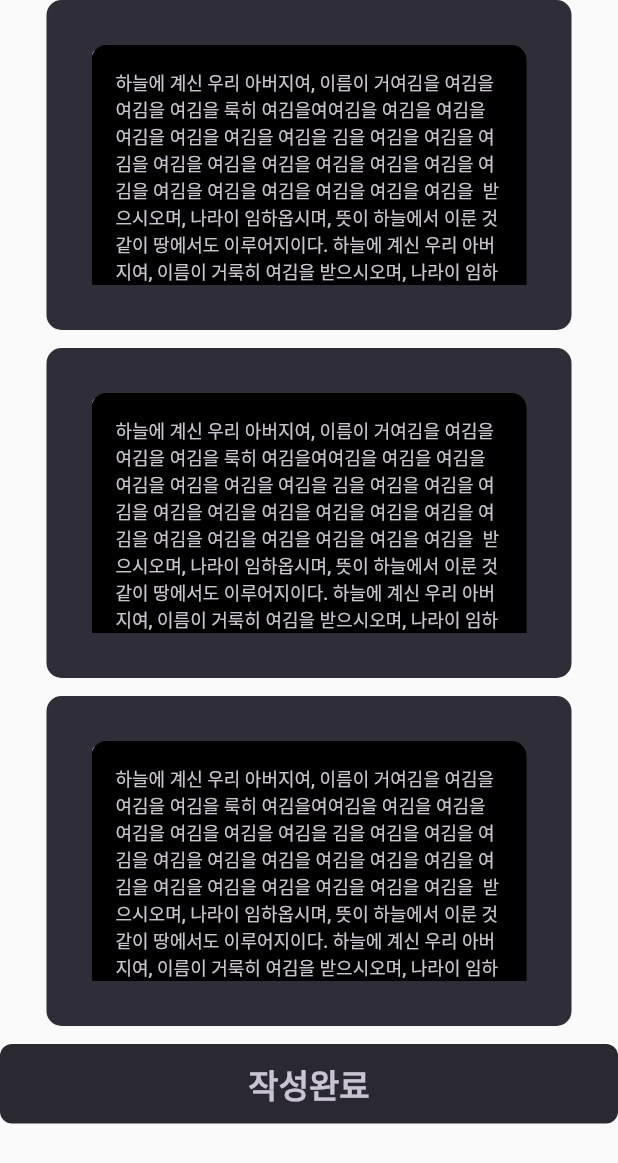
After one commit to dmsvk0217/holydiary, a Flutter app: the Testcompo screen opened by its route, on a phone screen of 412 x 824 dp. The commit adds this screen. Shown: the top 1163 px of the screen. Run offline on Flutter 3.47's test engine with Material 2 defaults, Android fonts, the phone set to English and light mode, and no system bars; our stand-ins replace animated_bottom_navigation_bar, firebase_core, flutter_dotenv, get; accounts and stored records are empty.

Commit message:
add_button,componets

```diff
--- /dev/null
+++ b/lib/view/components/doneWriteButton.dart
@@ -0,0 +1,31 @@
+import 'package:flutter/material.dart';
+import 'package:holydiary/view/resources/color_manager.dart';
+import 'package:holydiary/view/resources/font_manager.dart';
+
+class doneWriteButton extends StatelessWidget {
+  const doneWriteButton({Key? key}) : super(key: key);
+
+  @override
+  Widget build(BuildContext context) {
+    return TextButton(
+      onPressed: () {
+        // Action to perform when the button is pressed
+      },
+      style: TextButton.styleFrom(
+        backgroundColor: ColorManager.navBackground,
+        padding: const EdgeInsets.symmetric(horizontal: 1, vertical: 10),
+        shape: RoundedRectangleBorder(
+          borderRadius: BorderRadius.circular(8),
+        ),
+      ),
+      child: Text(
+        '작성완료',
+        style: TextStyle(
+          fontWeight: FontWeightManager.bold,
+          fontSize: FontSize.s22,
+          color: ColorManager.text,
+        ),
+      ),
+    );
+  }
+}
--- /dev/null
+++ b/lib/view/components/writingfield.dart
@@ -0,0 +1,55 @@
+import 'package:flutter/material.dart';
+import 'package:holydiary/view/resources/color_manager.dart';
+import 'package:holydiary/view/resources/font_manager.dart';
+
+class Writingfield extends StatelessWidget {
+  const Writingfield({Key? key}) : super(key: key);
+
+  @override
+  Widget build(BuildContext context) {
+    return Center(
+      child: Container(
+        decoration: BoxDecoration(
+          borderRadius: BorderRadius.circular(10),
+          color: ColorManager.textfield,
+        ),
+        width: 350,
+        height: 220,
+        padding: const EdgeInsets.all(30),
+        child: Stack(
+          children: [
+            Positioned(
+              top: 0,
+              left: 0,
+              child: Text(
+                '영성일기',
+                style: TextStyle(
+                  color: ColorManager.text,
+                  fontWeight: FontWeightManager.medium,
+                  fontSize: 10,
+                ),
+              ),
+            ),
+            SingleChildScrollView(
+              child: Container(
+                decoration: BoxDecoration(
+                  borderRadius: BorderRadius.circular(10),
+                  color: Colors.black,
+                ),
+                padding: const EdgeInsets.all(16),
+                child: Text(
+                  '하늘에 계신 우리 아버지여, 이름이 거여김을 여김을 여김을 여김을 룩히 여김을여여김을 여김을 여김을 여김을 여김을 여김을 여김을 김을 여김을 여김을 여김을 여김을 여김을 여김을 여김을 여김을 여김을 여김을 여김을 여김을 여김을 여김을 여김을 여김을  받으시오며, 나라이 임하옵시며, 뜻이 하늘에서 이룬 것 같이 땅에서도 이루어지이다. 하늘에 계신 우리 아버지여, 이름이 거룩히 여김을 받으시오며, 나라이 임하옵시며, 뜻이 하늘에서 이룬 것 같이 땅에서도 이루어지이다.',
+                  style: TextStyle(
+                    color: ColorManager.text,
+                    fontWeight: FontWeightManager.medium,
+                    fontSize: 12,
+                  ),
+                ),
+              ),
+            ),
+          ],
+        ),
+      ),
+    );
+  }
+}
--- /dev/null
+++ b/lib/view/pages/testcompo.dart
@@ -0,0 +1,23 @@
+import 'package:flutter/material.dart';
+
+import '../components/DoneWriteButton.dart';
+import '../components/writingfield.dart';
+
+class Testcompo extends StatelessWidget {
+  const Testcompo({Key? key}) : super(key: key);
+
+  @override
+  Widget build(BuildContext context) {
+    return Scaffold(
+      body: ListView(children: const [
+        Writingfield(),
+        SizedBox(height: 12),
+        Writingfield(),
+        SizedBox(height: 12),
+        Writingfield(),
+        SizedBox(height: 12),
+        doneWriteButton(),
+      ]),
+    );
+  }
+}
--- a/lib/view/resources/font_manager.dart
+++ b/lib/view/resources/font_manager.dart
@@ -19,4 +19,7 @@ class FontSize {
   static const double s17 = 17.0;
   static const double s18 = 18.0;
   static const double s20 = 20.0;
+  static const double s22 = 22.0;
+  static const double s24 = 24.0;
+  static const double s26 = 26.0;
 }
--- a/lib/view/resources/getx_routes_manager.dart
+++ b/lib/view/resources/getx_routes_manager.dart
@@ -2,11 +2,13 @@ import 'package:get/route_manager.dart';
 import 'package:holydiary/getQuestion.dart';
 import 'package:holydiary/resultPage.dart';
 import 'package:holydiary/view/pages/home_page.dart';
+import 'package:holydiary/view/pages/testcompo.dart';
 
 class Routes {
   static const String homeRoute = "/";
   static const String getQuestionRoute = "/getQuestion";
   static const String resultPage = "/resultPage";
+  static const String testPage = "/testPage";
 }
 
 List<GetPage<dynamic>> getPages = [
@@ -25,4 +27,9 @@ List<GetPage<dynamic>> getPages = [
     page: () => const ResultPage("dsff"),
     transition: Transition.fade,
   ),
+  GetPage(
+    name: Routes.testPage,
+    page: () => const Testcompo(),
+    transition: Transition.fade,
+  ),
 ];
```
Also changed, not shown: pubspec.lock.
